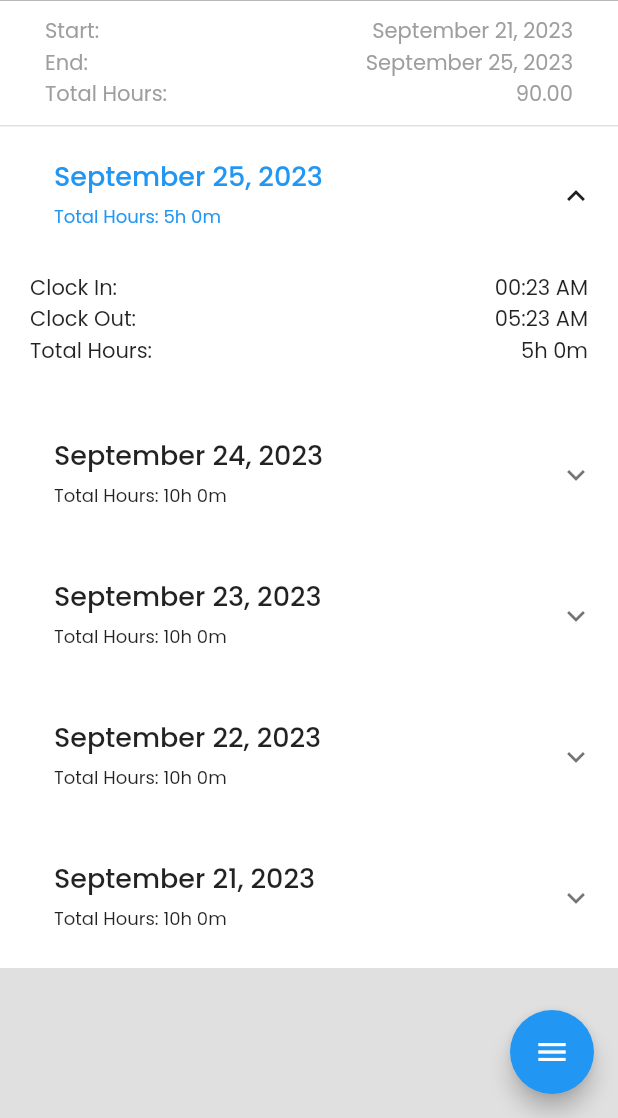
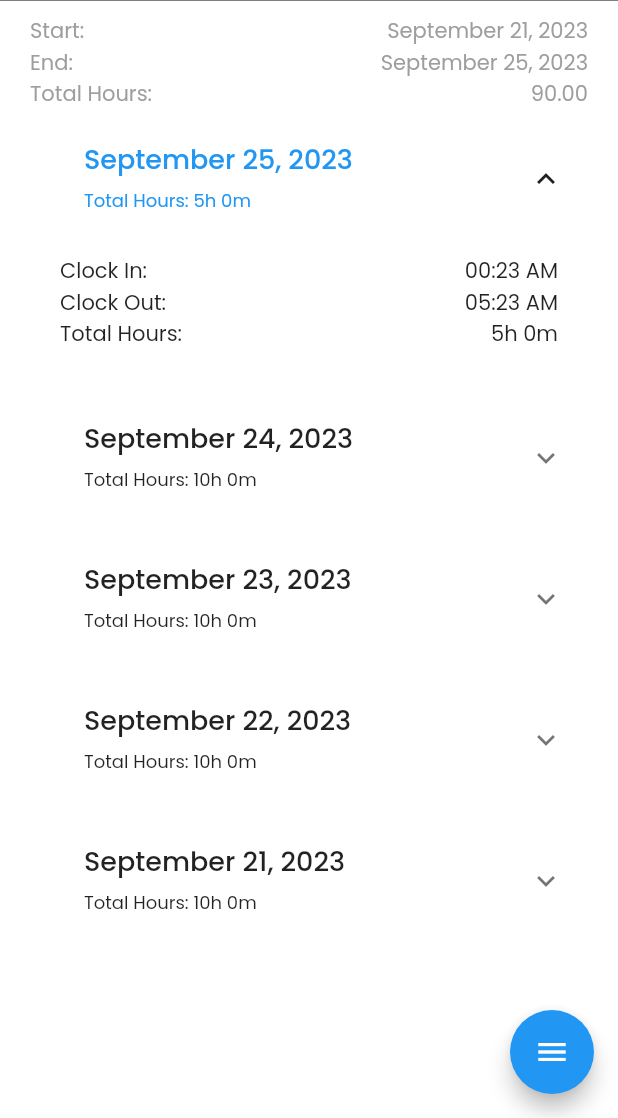
Before and after one commit to BrandonThomas84/gateway-fence-employee, a Flutter app: the HomeScreen screen opened by its route, after a tap on the "menu" icon, after a tap on "Time Card", on a phone screen of 412 x 824 dp, the part 118-1236 px from its top. Run offline on Flutter 3.47's test engine with Material 2 defaults, Android fonts, the phone set to English and light mode, and no system bars; our stand-ins replace firebase_auth, firebase_core, firebase_database, form_field_validator, geolocator, go_router and 1 more; accounts and stored records are empty.

Commit message:
cleaning up the screens so more is dependent on the default scaffold widget

```diff
--- a/lib/screens/default_screen_scaffold.dart
+++ b/lib/screens/default_screen_scaffold.dart
@@ -54,6 +54,9 @@ class _DefaultScreenScaffoldState extends State<DefaultScreenScaffold>
             constraints: const BoxConstraints(
               maxWidth: 1200,
             ),
+            decoration: const BoxDecoration(
+              color: AppColors.white,
+            ),
             child: ListView(
               children: <Widget>[
                 if (widget.title != null)
@@ -61,9 +64,18 @@ class _DefaultScreenScaffoldState extends State<DefaultScreenScaffold>
                     title: widget.title!,
                     subtitle: widget.subtitle,
                   ),
-                ...widget.children,
+                Padding(
+                  padding: const EdgeInsets.symmetric(
+                    horizontal: 20.0,
+                    vertical: 10.0,
+                  ),
+                  child: Column(
+                    children: widget.children,
+                  ),
+                ),
                 SizedBox(height: MediaQuery.of(context).size.height * 0.1),
                 const DevMenuTrigger(),
+                const SizedBox(height: 100),
                 // const DevMenu(), // only shows in dev mode
               ],
             ),
--- a/lib/screens/home.dart
+++ b/lib/screens/home.dart
@@ -6,7 +6,6 @@ import 'package:go_router/go_router.dart';
 import 'package:provider/provider.dart';
 
 // Project imports:
-import 'package:gateway_fence_employee/config/colors.dart';
 import 'package:gateway_fence_employee/providers/auth_provider.dart';
 import 'package:gateway_fence_employee/screens/login.dart';
 import 'package:gateway_fence_employee/util/config.dart';
@@ -31,21 +30,10 @@ class HomeScreen extends StatelessWidget {
     return DefaultScreenScaffold(
       title: companyName,
       scaffoldKey: GlobalKey<ScaffoldState>(),
-      children: <Widget>[
-        Container(
-          decoration: const BoxDecoration(
-            color: AppColors.white,
-            border: Border(
-              bottom: BorderSide(
-                color: AppColors.greyLight,
-                width: 1,
-              ),
-            ),
-          ),
-          child: const Center(
-            heightFactor: 30,
-            child: Text('You ARE logged in.'),
-          ),
+      children: const <Widget>[
+        Center(
+          heightFactor: 30,
+          child: Text('You ARE logged in.'),
         ),
       ],
     );
--- a/lib/screens/time_card.dart
+++ b/lib/screens/time_card.dart
@@ -46,21 +46,7 @@ class _TimeCardScreenState extends State<TimeCardScreen> {
       title: 'Time Card',
       scaffoldKey: GlobalKey<ScaffoldState>(),
       children: <Widget>[
-        Container(
-          padding: const EdgeInsets.symmetric(
-            horizontal: 30,
-            vertical: 10,
-          ),
-          decoration: const BoxDecoration(
-            color: AppColors.white,
-            border: Border(
-              bottom: BorderSide(
-                color: AppColors.greyLight,
-                width: 1,
-              ),
-            ),
-          ),
-          child: Column(
+        Column(
           crossAxisAlignment: CrossAxisAlignment.start,
           children: <Widget>[
             Row(
@@ -104,7 +90,6 @@ class _TimeCardScreenState extends State<TimeCardScreen> {
             ),
           ],
         ),
-        ),
         for (MapEntry<int, List<Shift>> entry in shiftGroup.getSorted().entries)
           ShiftDay(
             startExpanded: entry.key == shiftGroup.getSorted().keys.first,
```
Also changed, not shown: lib/screens/profile.dart (+0 -14 lines), lib/screens/reauth.dart (+1 -14 lines), lib/screens/register.dart (+1 -6 lines), lib/screens/settings.dart (+2 -13 lines), lib/widgets/profile_input_row.dart (+5 -2 lines). Lines whose indentation alone changed are shown as unchanged.
